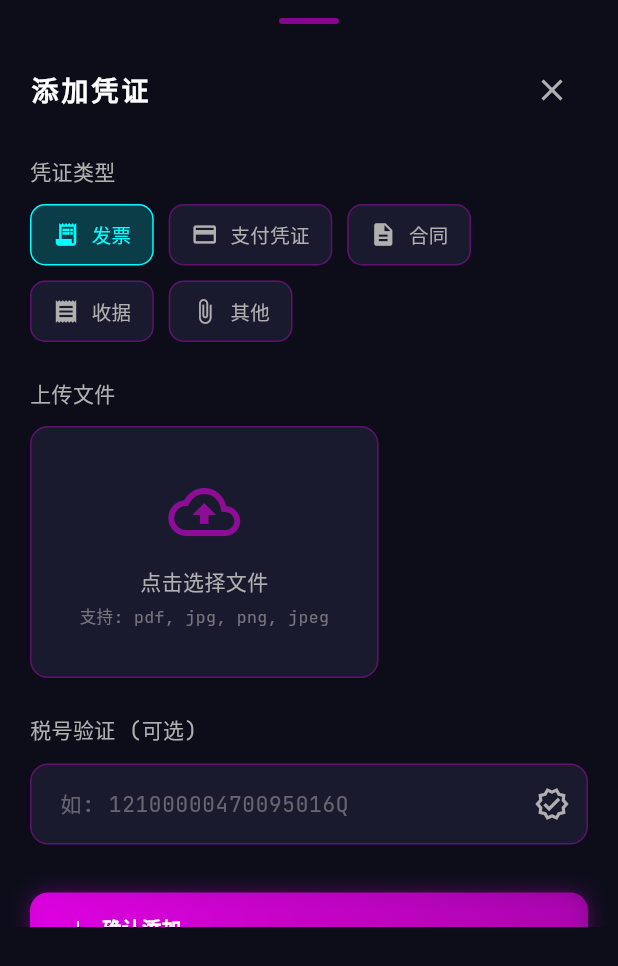
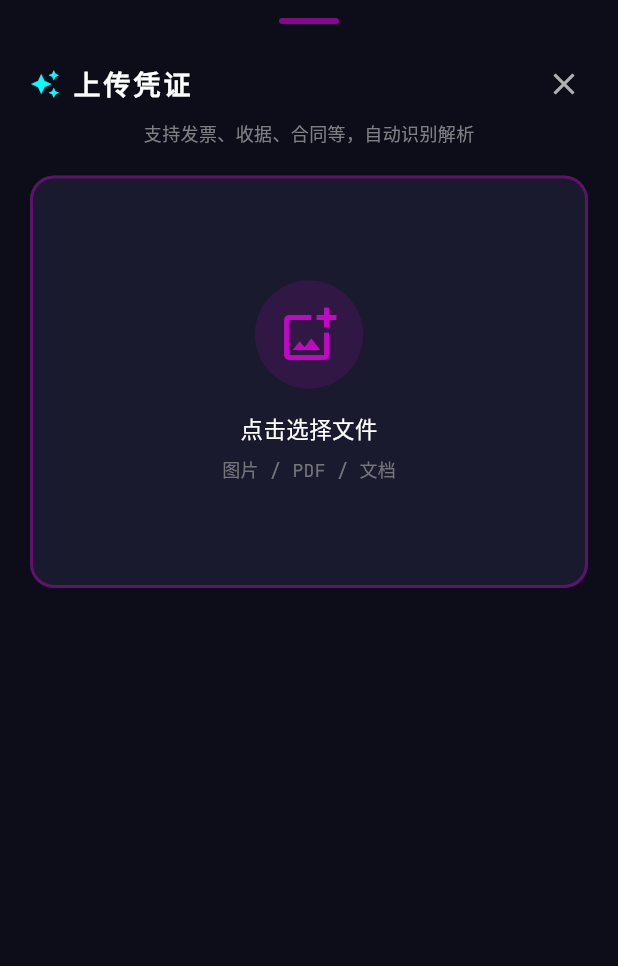
Before and after one commit to zzw4257/expense_tracker, a Flutter app: the AddReceiptSheet widget shown alone on an empty page, opened directly with empty values, on a phone screen of 412 x 824 dp. Shown: the top 966 px of the screen. Run offline on Flutter 3.47's test engine with Material 3 defaults, Android fonts, the phone set to English and light mode, and no system bars; our stand-ins replace file_picker, fl_chart, google_fonts, shared_preferences; accounts and stored records are empty.

Commit message:
feat: 添加Docker部署配置，简化凭证上传界面

```diff
--- a/lib/screens/add_expense_screen.dart
+++ b/lib/screens/add_expense_screen.dart
@@ -201,103 +201,94 @@ class _AddExpenseSheetState extends State<AddExpenseSheet> {
       children: [
         Row(
           children: [
+            const Icon(Icons.attachment, size: 18, color: NeonTheme.neonCyan),
+            const SizedBox(width: 8),
             Text('凭证', style: NeonTheme.labelStyle(size: 14)),
+            if (_receipts.isNotEmpty) ...[
+              const SizedBox(width: 8),
+              Container(
+                padding: const EdgeInsets.symmetric(horizontal: 8, vertical: 2),
+                decoration: BoxDecoration(
+                  color: NeonTheme.neonCyan.withOpacity(0.2),
+                  borderRadius: BorderRadius.circular(10),
+                ),
+                child: Text('${_receipts.length}', style: NeonTheme.labelStyle(size: 11, color: NeonTheme.neonCyan)),
+              ),
+            ],
             const Spacer(),
             TextButton.icon(
               onPressed: _addReceipt,
-              icon: const Icon(Icons.add, size: 18),
-              label: Text('添加', style: NeonTheme.bodyStyle(size: 13, color: NeonTheme.neonCyan)),
+              icon: const Icon(Icons.add, size: 16),
+              label: Text('上传', style: NeonTheme.bodyStyle(size: 12, color: NeonTheme.neonCyan)),
             ),
           ],
         ),
-        const SizedBox(height: 12),
+        const SizedBox(height: 10),
         if (_receipts.isEmpty)
           GestureDetector(
             onTap: _addReceipt,
             child: Container(
-              padding: const EdgeInsets.all(32),
+              padding: const EdgeInsets.symmetric(vertical: 24),
               decoration: BoxDecoration(
                 color: NeonTheme.bgCard,
                 borderRadius: BorderRadius.circular(12),
                 border: Border.all(color: NeonTheme.neonPink.withOpacity(0.2)),
               ),
-              child: Center(
-                child: Column(
-                  children: [
-                    Icon(Icons.cloud_upload_outlined, size: 48, color: NeonTheme.textSecondary.withOpacity(0.5)),
-                    const SizedBox(height: 12),
-                    Text('点击上传凭证文件', style: NeonTheme.labelStyle(size: 13)),
-                    const SizedBox(height: 6),
-                    Text('支持图片、PDF、文档等格式', style: NeonTheme.labelStyle(size: 11, color: NeonTheme.textSecondary.withOpacity(0.6))),
-                  ],
-                ),
+              child: Row(
+                mainAxisAlignment: MainAxisAlignment.center,
+                children: [
+                  Icon(Icons.add_circle_outline, size: 20, color: NeonTheme.textSecondary.withOpacity(0.5)),
+                  const SizedBox(width: 8),
+                  Text('添加发票或凭证', style: NeonTheme.labelStyle(size: 13)),
+                ],
               ),
             ),
           )
         else
-          ...List.generate(_receipts.length, (index) => _buildReceiptItem(_receipts[index], index)),
+          Wrap(
+            spacing: 8,
+            runSpacing: 8,
+            children: List.generate(_receipts.length, (index) => _buildReceiptChip(_receipts[index], index)),
+          ),
       ],
     );
   }
 
-  Widget _buildReceiptItem(Receipt receipt, int index) {
-    final statusColor = receipt.isValid ? NeonTheme.neonGreen : NeonTheme.neonYellow;
+  Widget _buildReceiptChip(Receipt receipt, int index) {
+    final color = receipt.parseStatus == ParseStatus.completed
+        ? NeonTheme.neonGreen
+        : receipt.parseStatus == ParseStatus.parsing
+            ? NeonTheme.neonCyan
+            : NeonTheme.neonYellow;
+
     return Container(
-      margin: const EdgeInsets.only(bottom: 10),
-      padding: const EdgeInsets.all(14),
+      padding: const EdgeInsets.fromLTRB(10, 8, 4, 8),
       decoration: BoxDecoration(
         color: NeonTheme.bgCard,
-        borderRadius: BorderRadius.circular(10),
-        border: Border.all(color: statusColor.withOpacity(0.5)),
+        borderRadius: BorderRadius.circular(8),
+        border: Border.all(color: color.withOpacity(0.4)),
       ),
       child: Row(
+        mainAxisSize: MainAxisSize.min,
         children: [
-          Container(
-            padding: const EdgeInsets.all(10),
-            decoration: BoxDecoration(
-              color: statusColor.withOpacity(0.15),
-              borderRadius: BorderRadius.circular(8),
-            ),
-            child: Icon(receipt.documentType.icon, color: statusColor, size: 22),
-          ),
-          const SizedBox(width: 14),
-          Expanded(
-            child: Column(
-              crossAxisAlignment: CrossAxisAlignment.start,
-              children: [
-                Text(receipt.documentType.label, style: NeonTheme.bodyStyle(size: 14)),
-                const SizedBox(height: 4),
-                if (receipt.fileName != null)
-                  Text(receipt.fileName!, style: NeonTheme.labelStyle(size: 11), maxLines: 1, overflow: TextOverflow.ellipsis)
-                else if (receipt.taxNumber != null)
-                  Text('税号: ${receipt.taxNumber}', style: NeonTheme.labelStyle(size: 11)),
-                if (receipt.parseStatus != ParseStatus.pending)
-                  Padding(
-                    padding: const EdgeInsets.only(top: 4),
-                    child: Row(
-                      children: [
-                        Icon(
-                          receipt.parseStatus == ParseStatus.completed ? Icons.check_circle :
-                          receipt.parseStatus == ParseStatus.parsing ? Icons.hourglass_empty : Icons.error,
-                          size: 12,
-                          color: receipt.parseStatus == ParseStatus.completed ? NeonTheme.neonGreen : NeonTheme.neonYellow,
-                        ),
-                        const SizedBox(width: 4),
-                        Text(receipt.parseStatus.label, style: NeonTheme.labelStyle(size: 10)),
-                      ],
-                    ),
-                  ),
-              ],
+          Icon(receipt.fileFormat.icon, size: 16, color: color),
+          const SizedBox(width: 6),
+          ConstrainedBox(
+            constraints: const BoxConstraints(maxWidth: 100),
+            child: Text(
+              receipt.fileName ?? receipt.documentType.label,
+              style: NeonTheme.labelStyle(size: 11),
+              maxLines: 1,
+              overflow: TextOverflow.ellipsis,
             ),
           ),
-          Container(
-            padding: const EdgeInsets.symmetric(horizontal: 8, vertical: 4),
-            decoration: BoxDecoration(color: statusColor.withOpacity(0.2), borderRadius: BorderRadius.circular(6)),
-            child: Text(receipt.isValid ? '已验证' : '待验证', style: NeonTheme.labelStyle(size: 10, color: statusColor)),
-          ),
-          IconButton(
-            icon: const Icon(Icons.close, size: 18, color: NeonTheme.textSecondary),
-            onPressed: () => setState(() => _receipts.removeAt(index)),
+          const SizedBox(width: 2),
+          InkWell(
+            onTap: () => setState(() => _receipts.removeAt(index)),
+            child: const Padding(
+              padding: EdgeInsets.all(4),
+              child: Icon(Icons.close, size: 14, color: NeonTheme.textSecondary),
+            ),
           ),
         ],
       ),
@@ -335,7 +326,7 @@ class _AddExpenseSheetState extends State<AddExpenseSheet> {
   }
 }
 
-// 新的凭证添加Sheet
+// 简化的凭证上传组件 - 自动解析
 class AddReceiptSheet extends StatefulWidget {
   final Function(Receipt) onAdd;
   final bool Function(String) validateTaxNumber;
@@ -347,193 +338,220 @@ class AddReceiptSheet extends StatefulWidget {
 }
 
 class _AddReceiptSheetState extends State<AddReceiptSheet> {
-  DocumentType _documentType = DocumentType.invoice;
-  final _taxController = TextEditingController();
-  bool _isValid = false;
   String? _fileName;
   String? _filePath;
   int? _fileSize;
   FileFormat _fileFormat = FileFormat.image;
   bool _isUploading = false;
-
-  @override
-  void dispose() {
-    _taxController.dispose();
-    super.dispose();
-  }
+  String? _parseStatus;
 
   @override
   Widget build(BuildContext context) {
     return Container(
-      height: MediaQuery.of(context).size.height * 0.75,
+      height: MediaQuery.of(context).size.height * 0.5,
       decoration: const BoxDecoration(
         color: NeonTheme.bgDark,
         borderRadius: BorderRadius.vertical(top: Radius.circular(24)),
       ),
       child: Column(
         children: [
+          // 拖拽指示器
           Container(
             margin: const EdgeInsets.only(top: 12),
             width: 40,
             height: 4,
-            decoration: BoxDecoration(color: NeonTheme.neonPink.withOpacity(0.5), borderRadius: BorderRadius.circular(2)),
+            decoration: BoxDecoration(
+              color: NeonTheme.neonPink.withOpacity(0.5),
+              borderRadius: BorderRadius.circular(2),
+            ),
           ),
+          // 标题
           Padding(
-            padding: const EdgeInsets.all(20),
+            padding: const EdgeInsets.fromLTRB(20, 16, 12, 0),
             child: Row(
               children: [
-                Text('添加凭证', style: NeonTheme.titleStyle(size: 18)),
+                const Icon(Icons.auto_awesome, color: NeonTheme.neonCyan, size: 20),
+                const SizedBox(width: 8),
+                Text('上传凭证', style: NeonTheme.titleStyle(size: 18)),
                 const Spacer(),
-                IconButton(icon: const Icon(Icons.close, color: NeonTheme.textSecondary), onPressed: () => Navigator.pop(context)),
+                IconButton(
+                  icon: const Icon(Icons.close, color: NeonTheme.textSecondary),
+                  onPressed: () => Navigator.pop(context),
+                ),
               ],
             ),
           ),
+          // 提示
+          Padding(
+            padding: const EdgeInsets.symmetric(horizontal: 20),
+            child: Text(
+              '支持发票、收据、合同等，自动识别解析',
+              style: NeonTheme.labelStyle(size: 12, color: NeonTheme.textSecondary.withOpacity(0.7)),
+            ),
+          ),
+          const SizedBox(height: 20),
+          // 上传区域
           Expanded(
-            child: SingleChildScrollView(
+            child: Padding(
               padding: const EdgeInsets.symmetric(horizontal: 20),
-              child: Column(
-                crossAxisAlignment: CrossAxisAlignment.start,
+              child: _buildUploadArea(),
+            ),
+          ),
+          // 底部按钮
+          if (_fileName != null)
+            Padding(
+              padding: const EdgeInsets.all(20),
+              child: SizedBox(
+                width: double.infinity,
+                child: NeonButton(
+                  label: _isUploading ? '解析中...' : '确认上传',
+                  icon: _isUploading ? Icons.hourglass_empty : Icons.check,
+                  isLoading: _isUploading,
+                  onPressed: _isUploading ? () {} : _uploadAndParse,
+                ),
+              ),
+            ),
+          if (_fileName == null) const SizedBox(height: 20),
+        ],
+      ),
+    );
+  }
+
+  Widget _buildUploadArea() {
+    if (_fileName != null) {
+      return _buildFilePreview();
+    }
+    return _buildDropZone();
+  }
+
+  Widget _buildDropZone() {
+    return GestureDetector(
+      onTap: _pickFile,
+      child: Container(
+        decoration: BoxDecoration(
+          color: NeonTheme.bgCard,
+          borderRadius: BorderRadius.circular(16),
+          border: Border.all(
+            color: NeonTheme.neonPink.withOpacity(0.3),
+            width: 2,
+            strokeAlign: BorderSide.strokeAlignInside,
+          ),
+        ),
+        child: Center(
+          child: Column(
+            mainAxisSize: MainAxisSize.min,
+            children: [
+              Container(
+                padding: const EdgeInsets.all(16),
+                decoration: BoxDecoration(
+                  color: NeonTheme.neonPink.withOpacity(0.1),
+                  shape: BoxShape.circle,
+                ),
+                child: Icon(
+                  Icons.add_photo_alternate_outlined,
+                  size: 40,
+                  color: NeonTheme.neonPink.withOpacity(0.7),
+                ),
+              ),
+              const SizedBox(height: 16),
+              Text('点击选择文件', style: NeonTheme.bodyStyle(size: 15)),
+              const SizedBox(height: 8),
+              Text(
+                '图片 / PDF / 文档',
+                style: NeonTheme.labelStyle(size: 12, color: NeonTheme.textSecondary.withOpacity(0.6)),
+              ),
+            ],
+          ),
+        ),
+      ),
+    );
+  }
+
+  Widget _buildFilePreview() {
+    return Container(
+      padding: const EdgeInsets.all(20),
+      decoration: BoxDecoration(
+        color: NeonTheme.bgCard,
+        borderRadius: BorderRadius.circular(16),
+        border: Border.all(color: NeonTheme.neonGreen.withOpacity(0.5)),
+      ),
+      child: Column(
+        mainAxisSize: MainAxisSize.min,
+        children: [
+          // 文件图标
+          Container(
+            padding: const EdgeInsets.all(16),
+            decoration: BoxDecoration(
+              color: NeonTheme.neonGreen.withOpacity(0.1),
+              shape: BoxShape.circle,
+            ),
+            child: Icon(_fileFormat.icon, size: 36, color: NeonTheme.neonGreen),
+          ),
+          const SizedBox(height: 16),
+          // 文件名
+          Text(
+            _fileName!,
+            style: NeonTheme.bodyStyle(size: 14),
+            maxLines: 2,
+            overflow: TextOverflow.ellipsis,
+            textAlign: TextAlign.center,
+          ),
+          const SizedBox(height: 8),
+          // 文件大小
+          if (_fileSize != null)
+            Text(
+              _formatFileSize(_fileSize!),
+              style: NeonTheme.labelStyle(size: 12),
+            ),
+          // 解析状态
+          if (_parseStatus != null) ...[
+            const SizedBox(height: 12),
+            Container(
+              padding: const EdgeInsets.symmetric(horizontal: 12, vertical: 6),
+              decoration: BoxDecoration(
+                color: NeonTheme.neonCyan.withOpacity(0.1),
+                borderRadius: BorderRadius.circular(20),
+              ),
+              child: Row(
+                mainAxisSize: MainAxisSize.min,
                 children: [
-                  Text('凭证类型', style: NeonTheme.labelStyle(size: 14)),
-                  const SizedBox(height: 12),
-                  Wrap(
-                    spacing: 10,
-                    runSpacing: 10,
-                    children: DocumentType.values.map((type) => _buildTypeChip(type)).toList(),
-                  ),
-                  const SizedBox(height: 24),
-                  Text('上传文件', style: NeonTheme.labelStyle(size: 14)),
-                  const SizedBox(height: 12),
-                  _buildFileUploadArea(),
-                  if (_documentType == DocumentType.invoice) ...[
-                    const SizedBox(height: 24),
-                    Text('税号验证 (可选)', style: NeonTheme.labelStyle(size: 14)),
-                    const SizedBox(height: 12),
-                    TextField(
-                      controller: _taxController,
-                      style: NeonTheme.bodyStyle(size: 14),
-                      decoration: InputDecoration(
-                        hintText: '如: 12100000470095016Q',
-                        suffixIcon: IconButton(
-                          icon: Icon(_isValid ? Icons.check_circle : Icons.verified_outlined, color: _isValid ? NeonTheme.neonGreen : NeonTheme.textSecondary),
-                          onPressed: _validateTax,
-                        ),
-                      ),
-                      onChanged: (v) {
-                        if (_isValid) setState(() => _isValid = false);
-                      },
-                    ),
-                  ],
-                  const SizedBox(height: 32),
                   SizedBox(
-                    width: double.infinity,
-                    child: NeonButton(
-                      label: '确认添加',
-                      icon: Icons.add,
-                      isLoading: _isUploading,
-                      onPressed: _addReceipt,
+                    width: 12,
+                    height: 12,
+                    child: CircularProgressIndicator(
+                      strokeWidth: 2,
+                      color: NeonTheme.neonCyan,
                     ),
                   ),
-                  const SizedBox(height: 20),
+                  const SizedBox(width: 8),
+                  Text(_parseStatus!, style: NeonTheme.labelStyle(size: 11, color: NeonTheme.neonCyan)),
                 ],
               ),
             ),
+          ],
+          const Spacer(),
+          // 重新选择
+          TextButton.icon(
+            onPressed: _pickFile,
+            icon: const Icon(Icons.refresh, size: 16),
+            label: Text('重新选择', style: NeonTheme.labelStyle(size: 12)),
           ),
         ],
       ),
     );
   }
 
-  Widget _buildTypeChip(DocumentType type) {
-    final isSelected = _documentType == type;
-    return GestureDetector(
-      onTap: () => setState(() => _documentType = type),
-      child: AnimatedContainer(
-        duration: const Duration(milliseconds: 200),
-        padding: const EdgeInsets.symmetric(horizontal: 14, vertical: 10),
-        decoration: BoxDecoration(
-          color: isSelected ? NeonTheme.neonCyan.withOpacity(0.2) : NeonTheme.bgCard,
-          borderRadius: BorderRadius.circular(10),
-          border: Border.all(color: isSelected ? NeonTheme.neonCyan : NeonTheme.neonPink.withOpacity(0.3)),
-        ),
-        child: Row(
-          mainAxisSize: MainAxisSize.min,
-          children: [
-            Icon(type.icon, size: 18, color: isSelected ? NeonTheme.neonCyan : NeonTheme.textSecondary),
-            const SizedBox(width: 8),
-            Text(type.label, style: NeonTheme.bodyStyle(size: 13, color: isSelected ? NeonTheme.neonCyan : NeonTheme.textSecondary)),
-          ],
-        ),
-      ),
-    );
-  }
-
-  Widget _buildFileUploadArea() {
-    if (_fileName != null) {
-      return Container(
-        padding: const EdgeInsets.all(16),
-        decoration: BoxDecoration(
-          color: NeonTheme.bgCard,
-          borderRadius: BorderRadius.circular(12),
-          border: Border.all(color: NeonTheme.neonGreen.withOpacity(0.5)),
-        ),
-        child: Row(
-          children: [
-            Icon(_fileFormat.icon, color: NeonTheme.neonGreen, size: 28),
-            const SizedBox(width: 14),
-            Expanded(
-              child: Column(
-                crossAxisAlignment: CrossAxisAlignment.start,
-                children: [
-                  Text(_fileName!, style: NeonTheme.bodyStyle(size: 13), maxLines: 1, overflow: TextOverflow.ellipsis),
-                  if (_fileSize != null)
-                    Text('${(_fileSize! / 1024).toStringAsFixed(1)} KB', style: NeonTheme.labelStyle(size: 11)),
-                ],
-              ),
-            ),
-            IconButton(
-              icon: const Icon(Icons.close, color: NeonTheme.textSecondary),
-              onPressed: () => setState(() {
-                _fileName = null;
-                _filePath = null;
-                _fileSize = null;
-              }),
-            ),
-          ],
-        ),
-      );
-    }
-
-    return GestureDetector(
-      onTap: _pickFile,
-      child: Container(
-        padding: const EdgeInsets.all(32),
-        decoration: BoxDecoration(
-          color: NeonTheme.bgCard,
-          borderRadius: BorderRadius.circular(12),
-          border: Border.all(color: NeonTheme.neonPink.withOpacity(0.3), style: BorderStyle.solid),
-        ),
-        child: Column(
-          children: [
-            Icon(Icons.cloud_upload_outlined, size: 48, color: NeonTheme.neonPink.withOpacity(0.5)),
-            const SizedBox(height: 12),
-            Text('点击选择文件', style: NeonTheme.bodyStyle(size: 14, color: NeonTheme.textSecondary)),
-            const SizedBox(height: 6),
-            Text(
-              '支持: ${_documentType.allowedExtensions.join(", ")}',
-              style: NeonTheme.labelStyle(size: 11, color: NeonTheme.textSecondary.withOpacity(0.6)),
-            ),
-          ],
-        ),
-      ),
-    );
+  String _formatFileSize(int bytes) {
+    if (bytes < 1024) return '$bytes B';
+    if (bytes < 1024 * 1024) return '${(bytes / 1024).toStringAsFixed(1)} KB';
+    return '${(bytes / 1024 / 1024).toStringAsFixed(1)} MB';
   }
 
   Future<void> _pickFile() async {
     try {
       final result = await FilePicker.platform.pickFiles(
         type: FileType.custom,
-        allowedExtensions: _documentType.allowedExtensions,
+        allowedExtensions: ['pdf', 'jpg', 'jpeg', 'png', 'doc', 'docx'],
       );
 
       if (result != null && result.files.isNotEmpty) {
@@ -543,39 +561,69 @@ class _AddReceiptSheetState extends State<AddReceiptSheet> {
           _filePath = file.path;
           _fileSize = file.size;
           _fileFormat = FileFormat.fromExtension(file.extension ?? '');
+          _parseStatus = null;
         });
       }
     } catch (e) {
-      ScaffoldMessenger.of(context).showSnackBar(
-        SnackBar(content: Text('文件选择失败: $e', style: NeonTheme.bodyStyle(size: 12)), backgroundColor: Colors.red),
-      );
+      if (mounted) {
+        ScaffoldMessenger.of(context).showSnackBar(
+          SnackBar(
+            content: Text('选择失败', style: NeonTheme.bodyStyle(size: 12)),
+            backgroundColor: Colors.red,
+          ),
+        );
+      }
     }
   }
 
-  void _validateTax() {
-    final valid = widget.validateTaxNumber(_taxController.text);
-    setState(() => _isValid = valid);
-    ScaffoldMessenger.of(context).showSnackBar(
-      SnackBar(
-        content: Text(valid ? '税号格式正确' : '税号格式无效', style: NeonTheme.bodyStyle(size: 12)),
-        backgroundColor: valid ? NeonTheme.neonGreen : Colors.red,
-      ),
-    );
-  }
+  Future<void> _uploadAndParse() async {
+    if (_fileName == null) return;
 
-  void _addReceipt() {
+    setState(() {
+      _isUploading = true;
+      _parseStatus = '准备解析...';
+    });
+
+    // 模拟解析过程（实际会调用OCR服务）
+    await Future.delayed(const Duration(milliseconds: 500));
+    if (mounted) setState(() => _parseStatus = '识别文档类型...');
+
+    await Future.delayed(const Duration(milliseconds: 300));
+
+    // 根据文件名/格式自动判断类型
+    DocumentType docType = _guessDocumentType(_fileName!);
+
     final receipt = Receipt(
       id: const Uuid().v4(),
-      documentType: _documentType,
+      documentType: docType,
       fileFormat: _fileFormat,
       fileName: _fileName,
       filePath: _filePath,
       fileSize: _fileSize,
-      taxNumber: _documentType == DocumentType.invoice && _taxController.text.isNotEmpty ? _taxController.text : null,
+      parseStatus: ParseStatus.pending, // 标记待解析，后台异步处理
       uploadedAt: DateTime.now(),
-      isValid: _isValid,
+      isValid: false,
     );
+
     widget.onAdd(receipt);
-    Navigator.pop(context);
+    if (mounted) Navigator.pop(context);
+  }
+
+  DocumentType _guessDocumentType(String fileName) {
+    final lower = fileName.toLowerCase();
+    if (lower.contains('发票') || lower.contains('invoice') || lower.contains('fapiao')) {
+      return DocumentType.invoice;
+    }
+    if (lower.contains('收据') || lower.contains('receipt')) {
+      return DocumentType.receipt;
+    }
+    if (lower.contains('合同') || lower.contains('contract')) {
+      return DocumentType.contract;
+    }
+    if (lower.contains('付款') || lower.contains('支付') || lower.contains('payment')) {
+      return DocumentType.paymentProof;
+    }
+    // 默认按发票处理，OCR会进一步识别
+    return DocumentType.invoice;
   }
 }
```
Also changed, not shown: 3 other files.
